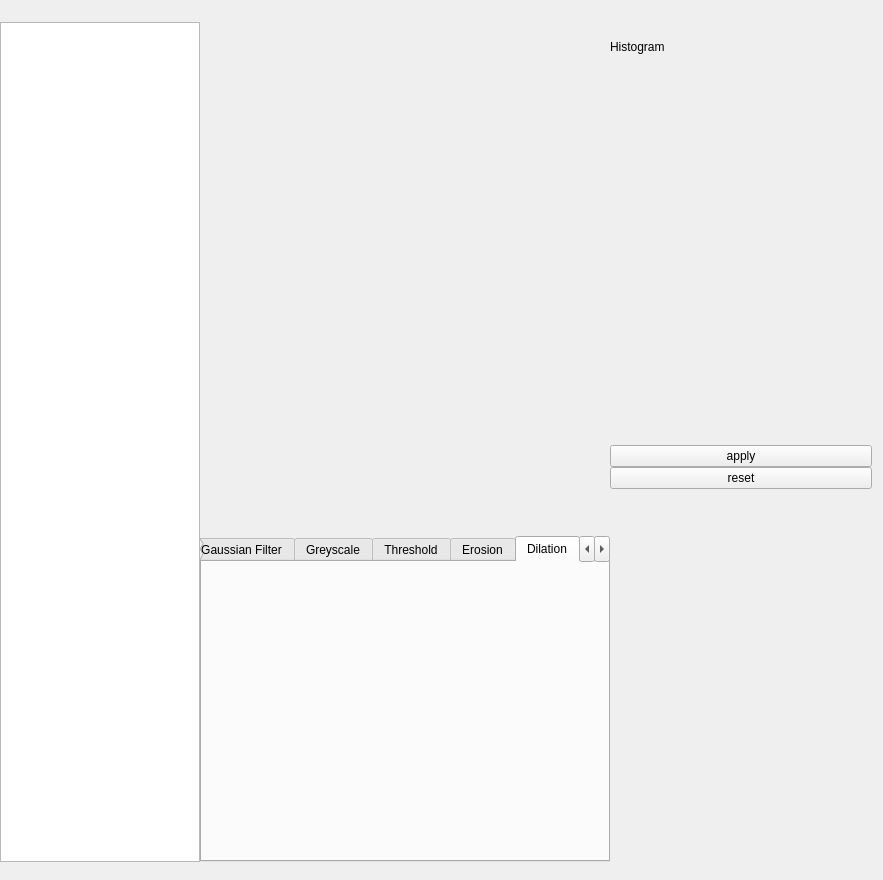
majorx234/pyqt5_examples, file dynamic_list_widgets/ui_dynamic_list_widget.ui: the form before one commit.
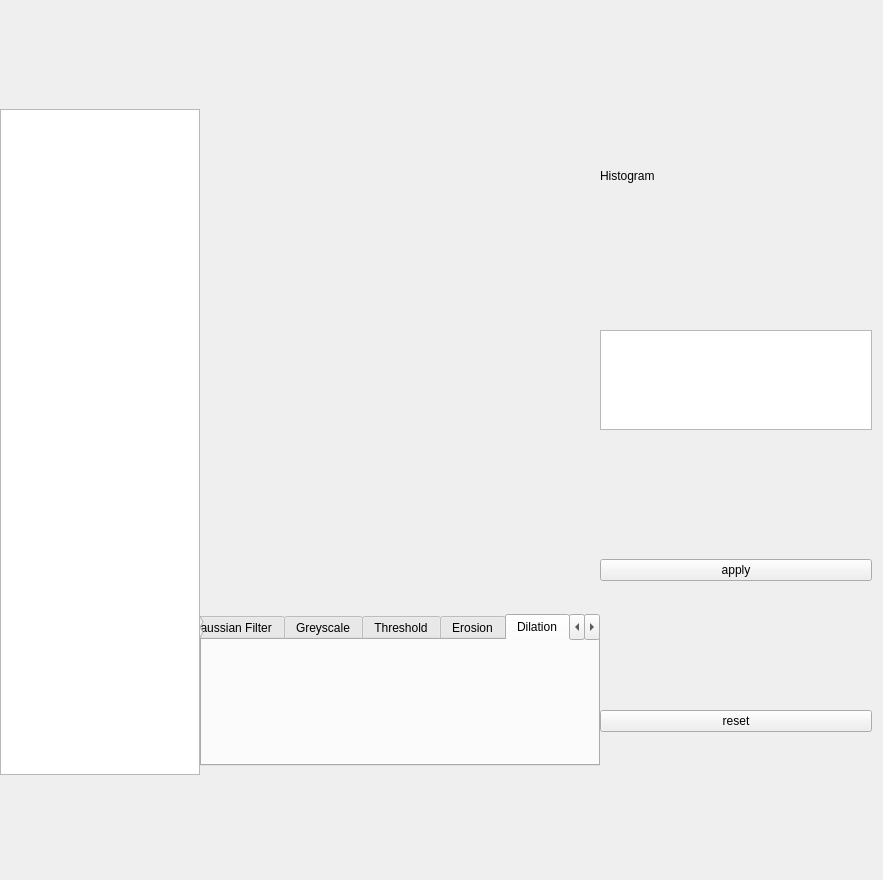
The form after the commit. The open tabs and pages were chosen to show the change.

Commit message: Add function to select face from the loaded image

```diff
--- a/dynamic_list_widgets/ui_dynamic_list_widget.ui
+++ b/dynamic_list_widgets/ui_dynamic_list_widget.ui
@@ -43,7 +43,7 @@
       <property name="maximumSize">
        <size>
         <width>200</width>
-        <height>866</height>
+        <height>666</height>
        </size>
       </property>
      </widget>
@@ -58,13 +58,13 @@
         <property name="minimumSize">
          <size>
           <width>400</width>
-          <height>514</height>
+          <height>400</height>
          </size>
         </property>
         <property name="maximumSize">
          <size>
           <width>400</width>
-          <height>514</height>
+          <height>400</height>
          </size>
         </property>
         <property name="text">
@@ -83,7 +83,7 @@
         <property name="maximumSize">
          <size>
           <width>410</width>
-          <height>352</height>
+          <height>152</height>
          </size>
         </property>
         <property name="currentIndex">
@@ -429,7 +429,7 @@
           <string>Morphological Gradient</string>
          </attribute>
         </widget>
-				<widget class="QWidget" name="facedetectionTab">
+        <widget class="QWidget" name="facedetectionTab">
          <attribute name="title">
           <string>Facedetection</string>
          </attribute>
@@ -445,6 +445,12 @@
         <property name="minimumSize">
          <size>
           <width>256</width>
+          <height>25</height>
+         </size>
+        </property>
+        <property name="maximumSize">
+         <size>
+          <width>16777215</width>
           <height>50</height>
          </size>
         </property>
@@ -457,17 +463,14 @@
        <layout class="QGridLayout" name="histogramLayout"/>
       </item>
       <item>
-       <spacer name="verticalSpacer">
-        <property name="orientation">
-         <enum>Qt::Vertical</enum>
-        </property>
-        <property name="sizeHint" stdset="0">
+       <widget class="QListView" name="selectedFacesListView">
+        <property name="maximumSize">
          <size>
-          <width>20</width>
-          <height>40</height>
+          <width>16777215</width>
+          <height>100</height>
          </size>
         </property>
-       </spacer>
+       </widget>
       </item>
       <item>
        <widget class="QPushButton" name="applyButton">
@@ -483,22 +486,6 @@
         </property>
        </widget>
       </item>
-      <item>
-       <spacer name="verticalSpacer_2">
-        <property name="orientation">
-         <enum>Qt::Vertical</enum>
-        </property>
-        <property name="sizeType">
-         <enum>QSizePolicy::Expanding</enum>
-        </property>
-        <property name="sizeHint" stdset="0">
-         <size>
-          <width>20</width>
-          <height>20</height>
-         </size>
-        </property>
-       </spacer>
-      </item>
      </layout>
     </item>
    </layout>
```
Left out of the diff: 10 changed lines with no effect on the pictures. The commit also changes 4 other files.
